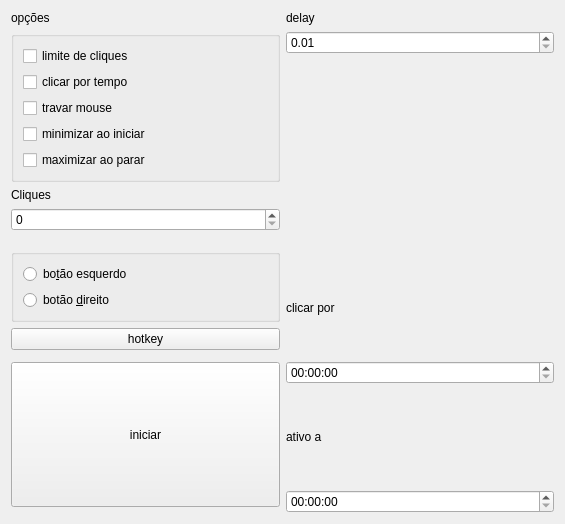
Old version of the form ui/autoclicker.ui in the repository BrunoFelippeFaria/silver-clicker.
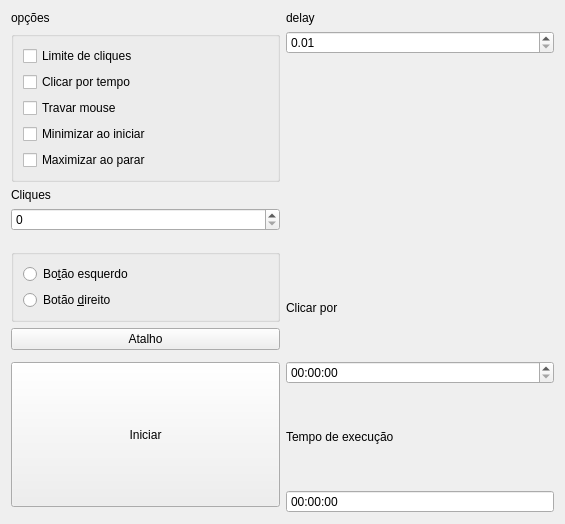
New version of the form. Icons and pictures are not drawn.

The edit to the form file:
```diff
--- a/ui/autoclicker.ui
+++ b/ui/autoclicker.ui
@@ -27,14 +27,14 @@
       <item>
        <widget class="QRadioButton" name="rbEsquerdo">
         <property name="text">
-         <string>bo&amp;tão esquerdo</string>
+         <string>Bo&amp;tão esquerdo</string>
         </property>
        </widget>
       </item>
       <item>
        <widget class="QRadioButton" name="rbDireito">
         <property name="text">
-         <string>botão &amp;direito</string>
+         <string>Botão &amp;direito</string>
         </property>
        </widget>
       </item>
@@ -79,7 +79,7 @@
      <item>
       <widget class="QLabel" name="label_5">
        <property name="text">
-        <string>clicar por</string>
+        <string>Clicar por</string>
        </property>
       </widget>
      </item>
@@ -96,12 +96,18 @@
      <item>
       <widget class="QLabel" name="label_6">
        <property name="text">
-        <string>ativo a</string>
+        <string>Tempo de execução</string>
        </property>
       </widget>
      </item>
      <item>
       <widget class="QTimeEdit" name="teAtivo">
+       <property name="readOnly">
+        <bool>true</bool>
+       </property>
+       <property name="buttonSymbols">
+        <enum>QAbstractSpinBox::NoButtons</enum>
+       </property>
        <property name="displayFormat">
         <string>HH:mm:ss</string>
        </property>
@@ -122,7 +128,7 @@
    <item row="7" column="0">
     <widget class="QPushButton" name="btnHotkey">
      <property name="text">
-      <string>hotkey</string>
+      <string>Atalho</string>
      </property>
     </widget>
    </item>
@@ -132,35 +138,35 @@
       <item>
        <widget class="QCheckBox" name="cbLimiteCliques">
         <property name="text">
-         <string>limite de cliques</string>
+         <string>Limite de cliques</string>
         </property>
        </widget>
       </item>
       <item>
        <widget class="QCheckBox" name="cbClicarTempo">
         <property name="text">
-         <string>clicar por tempo</string>
+         <string>Clicar por tempo</string>
         </property>
        </widget>
       </item>
       <item>
        <widget class="QCheckBox" name="cbTravarMouse">
         <property name="text">
-         <string>travar mouse</string>
+         <string>Travar mouse</string>
         </property>
        </widget>
       </item>
       <item>
        <widget class="QCheckBox" name="cbMinimizar">
         <property name="text">
-         <string>minimizar ao iniciar</string>
+         <string>Minimizar ao iniciar</string>
         </property>
        </widget>
       </item>
       <item>
        <widget class="QCheckBox" name="cbMaximizar">
         <property name="text">
-         <string>maximizar ao parar</string>
+         <string>Maximizar ao parar</string>
         </property>
        </widget>
       </item>
@@ -193,7 +199,7 @@
       </sizepolicy>
      </property>
      <property name="text">
-      <string>iniciar</string>
+      <string>Iniciar</string>
      </property>
     </widget>
    </item>
```
Left out of the diff: 3 changed lines with no effect on the pictures.
